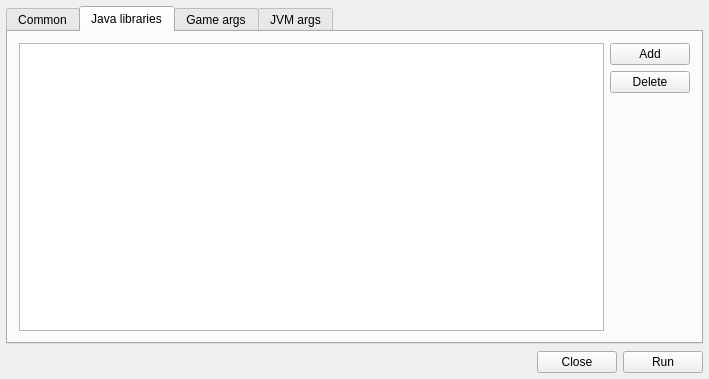
Alex2772/hackers-mc-launcher, file ui/ProfileForm.ui: the form before one commit.
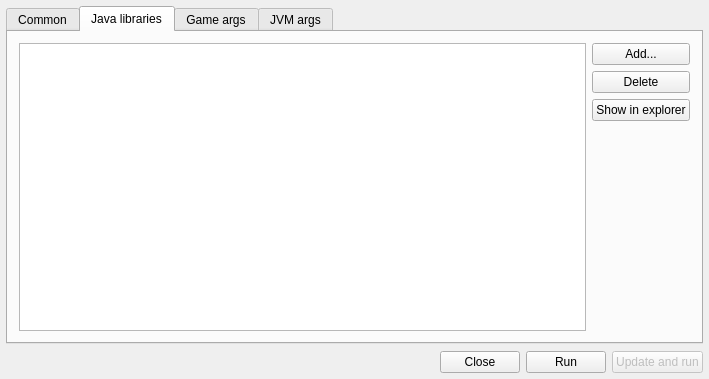
The form after the commit. The open tabs and pages were chosen to show the change. Custom widgets are drawn as their Qt base class.

Patch:
```diff
--- a/ui/ProfileForm.ui
+++ b/ui/ProfileForm.ui
@@ -156,7 +156,7 @@
          <item>
           <widget class="QPushButton" name="jl_add">
            <property name="text">
-            <string>Add</string>
+            <string>Add...</string>
            </property>
           </widget>
          </item>
@@ -167,6 +167,13 @@
            </property>
           </widget>
          </item>
+         <item>
+          <widget class="QPushButton" name="pushButton">
+           <property name="text">
+            <string>Show in explorer</string>
+           </property>
+          </widget>
+         </item>
          <item>
           <spacer name="verticalSpacer">
            <property name="orientation">
@@ -287,6 +294,16 @@
        </property>
       </widget>
      </item>
+     <item>
+      <widget class="QPushButton" name="pushButton_2">
+       <property name="enabled">
+        <bool>false</bool>
+       </property>
+       <property name="text">
+        <string>Update and run</string>
+       </property>
+      </widget>
+     </item>
     </layout>
    </item>
   </layout>
```
Left out of the diff: 2 changed lines with no effect on the pictures.
